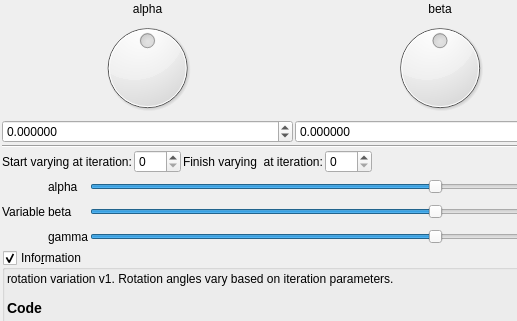
This is mandelbulber2/qt_data/fractal_transf_rotation_varyV1.ui in buddhi1980/mandelbulber2 as Qt 5 draws it before an edit; both pictures show x 0 to 517 and y 0 to 321 of the 880 by 767 pixel window. The edited form follows.
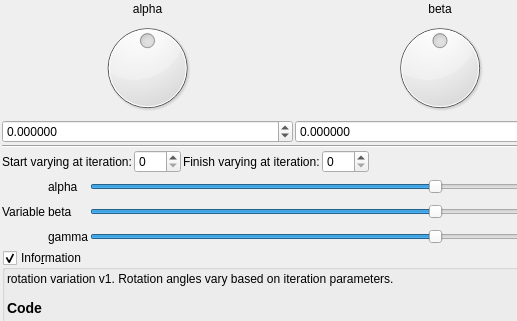
This is the edited form. Custom widgets are drawn as their Qt base class.

What changed in the file:
```diff
--- a/mandelbulber2/qt_data/fractal_transf_rotation_varyV1.ui
+++ b/mandelbulber2/qt_data/fractal_transf_rotation_varyV1.ui
@@ -245,7 +245,7 @@
        <item row="0" column="2">
         <widget class="QLabel" name="label_169">
          <property name="text">
-          <string>Finish varying  at iteration:</string>
+          <string>Finish varying at iteration:</string>
          </property>
         </widget>
        </item>
```
